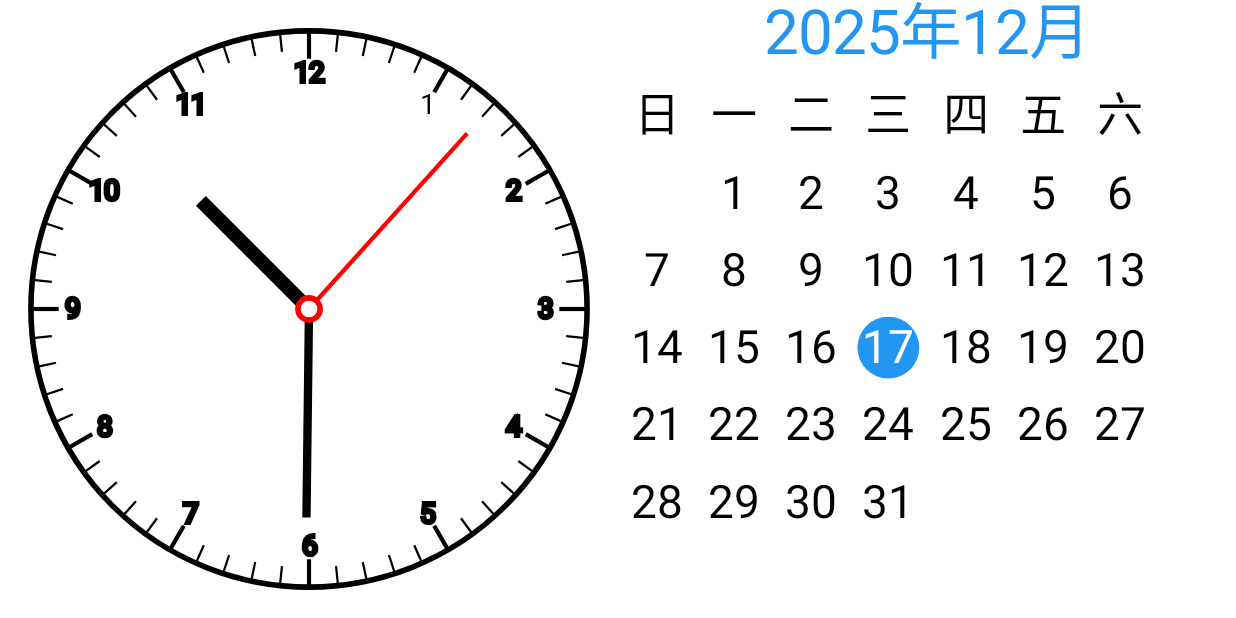
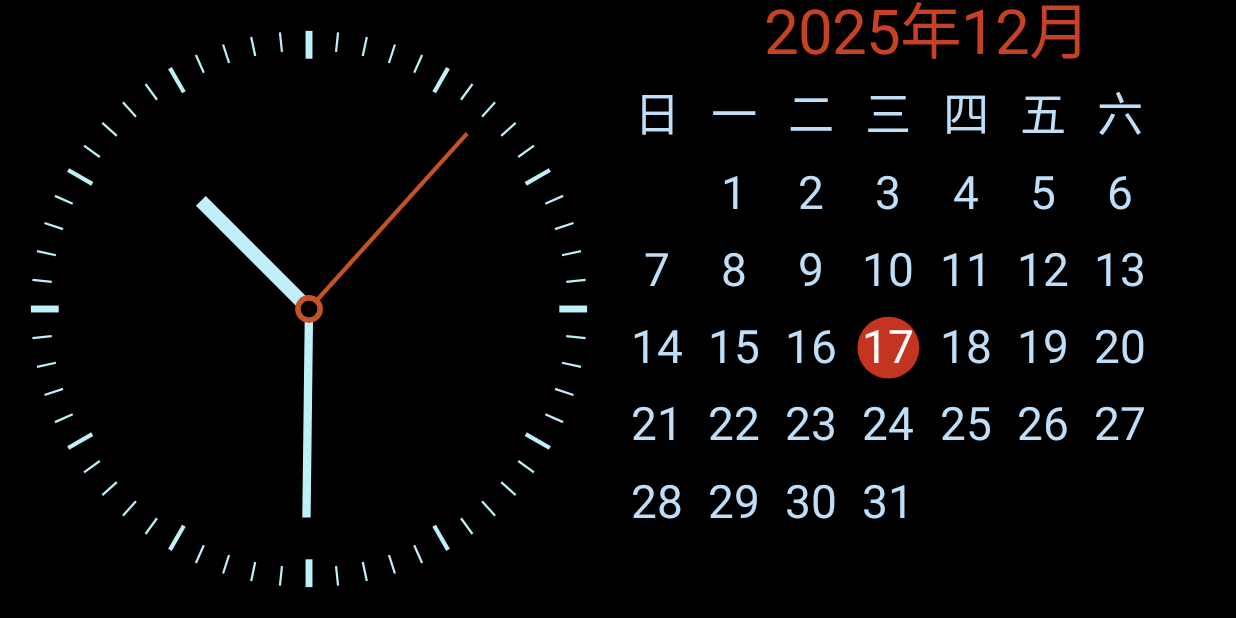
Before and after one commit to priece/landscape-clock, an Android app: the screen it shows after launch (MainActivity), on a phone screen of 824 x 412 dp (held sideways). Run offline under Robolectric (Android 15) with nearby library versions, the phone set to English and light mode, and no system bars.

Commit message:
版本1.0.2：全屏显示 + 黑底白字 + 月历配色优化 + 刻度线加粗

```diff
--- a/app/build.gradle.kts
+++ b/app/build.gradle.kts
@@ -11,8 +11,8 @@ android {
         applicationId = "com.example.landscapeclock"
         minSdk = 24
         targetSdk = 33
-        versionCode = 1
-        versionName = "1.0"
+        versionCode = 3
+        versionName = "1.0.2"
     }
 
     buildTypes {
--- a/app/src/main/java/com/example/landscapeclock/ClockView.kt
+++ b/app/src/main/java/com/example/landscapeclock/ClockView.kt
@@ -55,33 +55,26 @@ class ClockView @JvmOverloads constructor(
     }
 
     private fun drawClockFace(canvas: Canvas) {
-        // 绘制表盘背景
+        // 绘制表盘背景（黑底）
         paint.color = ResourcesCompat.getColor(resources, R.color.clockBackground, null)
         paint.style = Paint.Style.FILL
         canvas.drawCircle(centerX, centerY, radius, paint)
 
-        // 绘制表盘边框
+        // 只绘制简单的刻度线，不绘制数字和边框
         paint.color = ResourcesCompat.getColor(resources, R.color.clockText, null)
         paint.style = Paint.Style.STROKE
-        paint.strokeWidth = radius * 0.02f
-        canvas.drawCircle(centerX, centerY, radius, paint)
 
-        // 绘制刻度
-        paint.textSize = radius * 0.1f
-        paint.textAlign = Paint.Align.CENTER
-        paint.style = Paint.Style.FILL
-
+        // 绘制小时刻度（简化版）
         for (i in 1..12) {
             val angle = Math.PI / 6 * (i - 3)
-            val x = centerX + Math.cos(angle).toFloat() * (radius * 0.85f)
-            val y = centerY + Math.sin(angle).toFloat() * (radius * 0.85f)
 
-            // 绘制数字
-            canvas.drawText(i.toString(), x, y + paint.textSize / 3, paint)
+            // 3、6、9、12位置的刻度线加粗
+            paint.strokeWidth = if (i % 3 == 0) {
+                radius * 0.025f  // 主刻度线更粗
+            } else {
+                radius * 0.015f  // 普通刻度线
+            }
 
-            // 绘制刻度线
-            paint.style = Paint.Style.STROKE
-            paint.strokeWidth = radius * 0.015f
             val startX = centerX + Math.cos(angle).toFloat() * (radius * 0.9f)
             val startY = centerY + Math.sin(angle).toFloat() * (radius * 0.9f)
             val endX = centerX + Math.cos(angle).toFloat() * radius
@@ -89,7 +82,7 @@ class ClockView @JvmOverloads constructor(
             canvas.drawLine(startX, startY, endX, endY, paint)
         }
 
-        // 绘制分钟刻度
+        // 绘制分钟刻度（简化版）
         paint.strokeWidth = radius * 0.008f
         for (i in 1..60) {
             if (i % 5 != 0) {
--- a/app/src/main/java/com/example/landscapeclock/MainActivity.kt
+++ b/app/src/main/java/com/example/landscapeclock/MainActivity.kt
@@ -1,12 +1,29 @@
 package com.example.landscapeclock
 
 import android.os.Bundle
+import android.view.View
+import android.view.WindowManager
 import androidx.appcompat.app.AppCompatActivity
 
 class MainActivity : AppCompatActivity() {
 
     override fun onCreate(savedInstanceState: Bundle?) {
         super.onCreate(savedInstanceState)
+
+        // 设置全屏显示，隐藏状态栏
+        window.decorView.systemUiVisibility = (
+            View.SYSTEM_UI_FLAG_FULLSCREEN or
+            View.SYSTEM_UI_FLAG_HIDE_NAVIGATION or
+            View.SYSTEM_UI_FLAG_IMMERSIVE_STICKY or
+            View.SYSTEM_UI_FLAG_LAYOUT_FULLSCREEN or
+            View.SYSTEM_UI_FLAG_LAYOUT_HIDE_NAVIGATION or
+            View.SYSTEM_UI_FLAG_LAYOUT_STABLE
+        )
+
+        // 设置窗口标志，确保全屏显示
+        window.addFlags(WindowManager.LayoutParams.FLAG_FULLSCREEN)
+        window.addFlags(WindowManager.LayoutParams.FLAG_LAYOUT_NO_LIMITS)
+
         setContentView(R.layout.activity_main)
 
         // UI组件已在布局文件中定义，无需额外初始化
--- a/app/src/main/res/layout/activity_main.xml
+++ b/app/src/main/res/layout/activity_main.xml
@@ -5,7 +5,7 @@
     android:layout_width="match_parent"
     android:layout_height="match_parent"
     android:orientation="horizontal"
-    android:background="@color/background"
+    android:background="#000000"
     tools:context=".MainActivity">
 
     <!-- 左侧模拟时钟 -->
@@ -14,7 +14,7 @@
         android:layout_width="0dp"
         android:layout_height="match_parent"
         android:layout_weight="1"
-        android:background="@color/surface"
+        android:background="#000000"
         android:padding="20dp" />
 
     <!-- 右侧月历 -->
@@ -23,7 +23,7 @@
         android:layout_width="0dp"
         android:layout_height="match_parent"
         android:layout_weight="1"
-        android:background="@color/surface"
+        android:background="#000000"
         android:padding="20dp" />
 
 </LinearLayout>
--- a/app/src/main/res/values/colors.xml
+++ b/app/src/main/res/values/colors.xml
@@ -10,13 +10,13 @@
     <color name="onBackground">#000000</color>
     <color name="surface">#FFFFFF</color>
     <color name="onSurface">#000000</color>
-    <color name="clockBackground">#FFFFFF</color>
-    <color name="clockText">#000000</color>
-    <color name="clockHourHand">#000000</color>
-    <color name="clockMinuteHand">#000000</color>
-    <color name="clockSecondHand">#FF0000</color>
-    <color name="calendarHeader">#2196F3</color>
-    <color name="calendarText">#000000</color>
-    <color name="calendarCurrentDay">#2196F3</color>
+    <color name="clockBackground">#000000</color>
+    <color name="clockText">#bfeff8</color>
+    <color name="clockHourHand">#bfeff8</color>
+    <color name="clockMinuteHand">#bfeff8</color>
+    <color name="clockSecondHand">#c75225</color>
+    <color name="calendarHeader">#c74224</color>
+    <color name="calendarText">#bfdff9</color>
+    <color name="calendarCurrentDay">#c53421</color>
     <color name="calendarCurrentDayText">#FFFFFF</color>
 </resources>
--- a/app/src/main/res/values/themes.xml
+++ b/app/src/main/res/values/themes.xml
@@ -16,7 +16,11 @@
         <item name="colorSurface">@color/surface</item>
         <item name="colorOnSurface">@color/onSurface</item>
         <!-- Status bar color. -->
-        <item name="android:statusBarColor" tools:targetApi="l">?attr/colorPrimaryVariant</item>
+        <item name="android:statusBarColor" tools:targetApi="l">@android:color/transparent</item>
+        <!-- 全屏相关设置 -->
+        <item name="android:windowFullscreen">true</item>
+        <item name="android:windowContentOverlay">@null</item>
+        <item name="android:windowNoTitle">true</item>
         <!-- Customize your theme here. -->
     </style>
 </resources>
```
